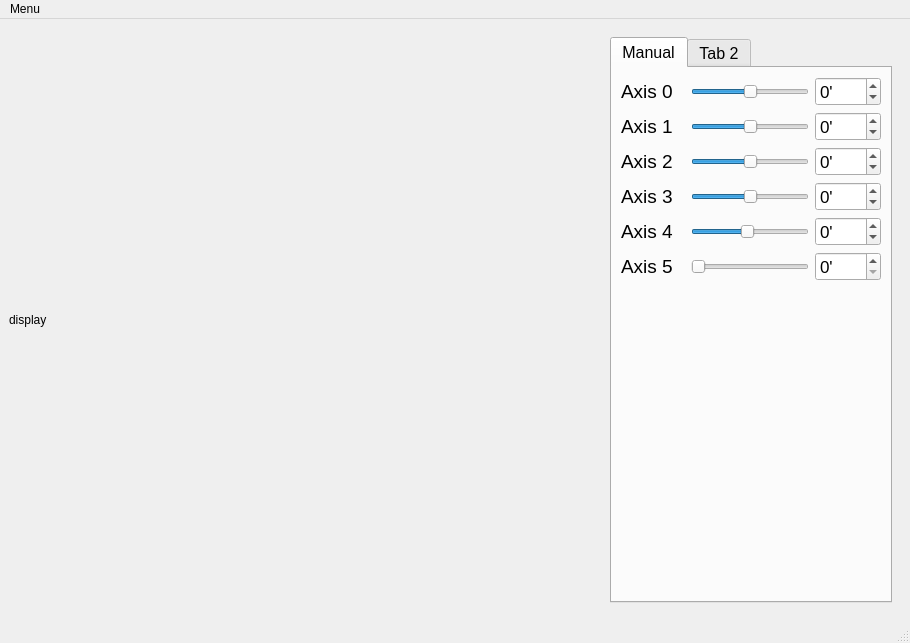
Old version of the form ui/mainwindow.ui in the repository lixuan998/BotArm-Controller.
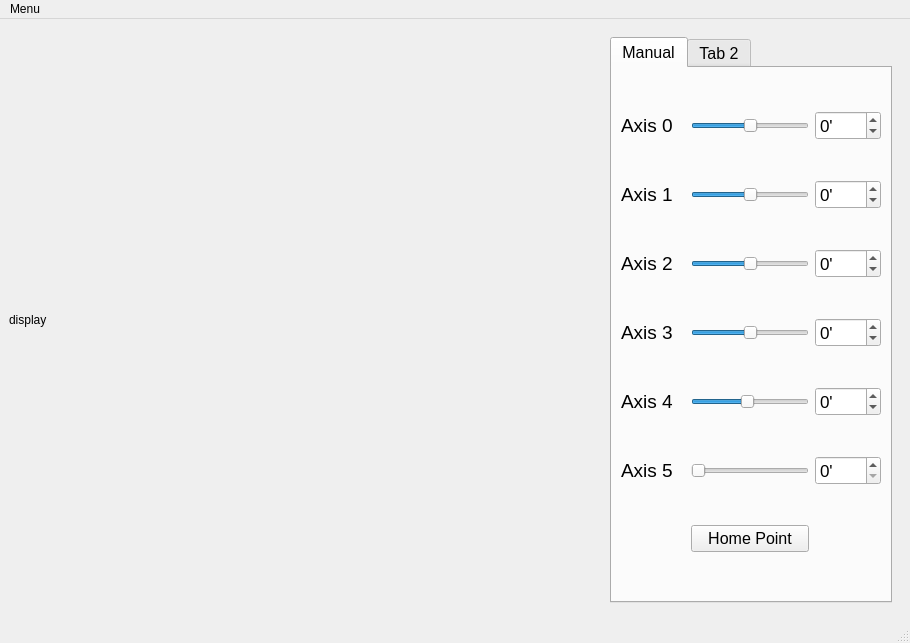
New version of the form.

Commit message: enable arm to return home point in on click

Diff of the .ui file:
```diff
--- a/ui/mainwindow.ui
+++ b/ui/mainwindow.ui
@@ -505,6 +505,13 @@
               </property>
              </widget>
             </item>
+            <item row="10" column="3">
+             <widget class="QPushButton" name="home_btn">
+              <property name="text">
+               <string>Home Point</string>
+              </property>
+             </widget>
+            </item>
            </layout>
           </widget>
           <widget class="QWidget" name="tab_2">
```
Left out of the diff: 2 changed lines with no effect on the pictures. The commit also changes 2 other files.
